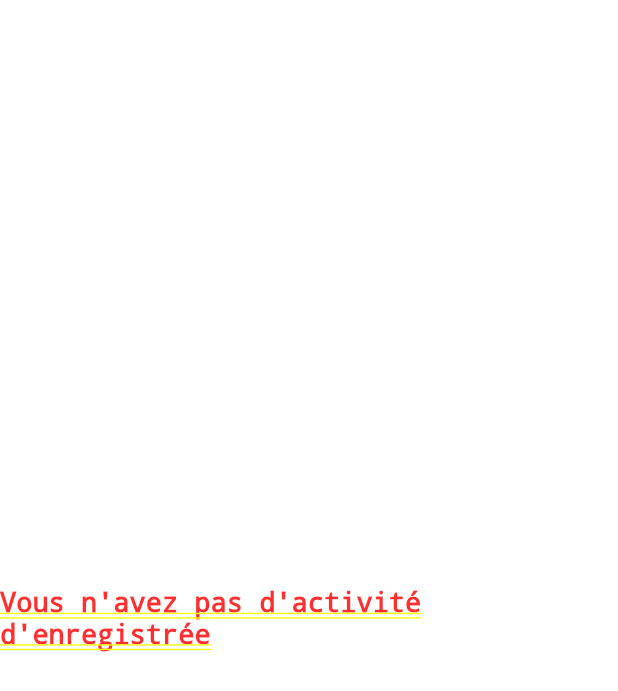
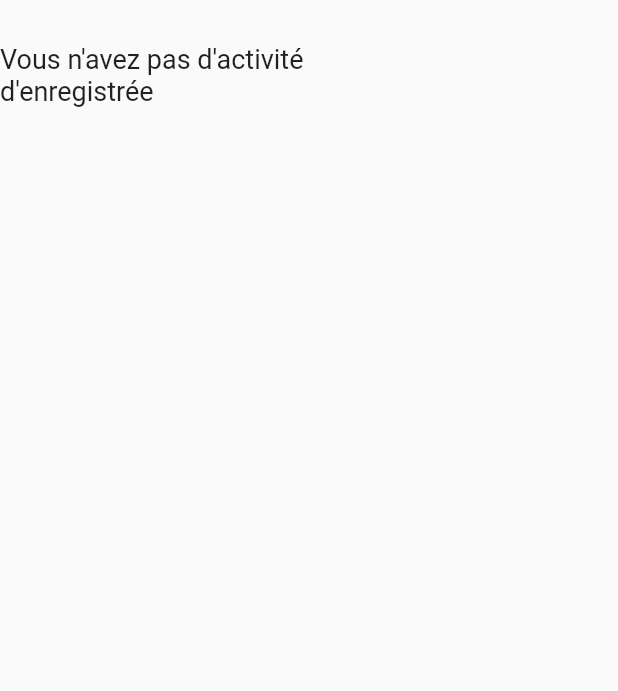
Before and after one commit to Skizaat/ADIAP-Project, a Flutter app: the ActivityScaffold screen opened directly, on a phone screen of 412 x 824 dp. Shown: the top 691 px of the screen. Run offline on Flutter 3.47's test engine with Material 2 defaults, Android fonts, the phone set to English and light mode, and no system bars; our stand-ins replace equatable, shared_preferences, sqflite; accounts and stored records are empty.

Commit message:
fix graphics of activity screen if no activity

```diff
--- a/lib/screens/activity_screen.dart
+++ b/lib/screens/activity_screen.dart
@@ -15,7 +15,8 @@ class ActivityScaffold extends StatelessWidget {
   }
 
   Widget displayActivityWidget(BuildContext context) {
-    return SizedBox(
+    return Scaffold(
+      body: SizedBox(
           width: 300,
           height: 100,
           child: FutureBuilder(
@@ -69,6 +70,7 @@ class ActivityScaffold extends StatelessWidget {
             },
             future: SQLiteDbProvider.db.getAllActivities(),
           )
+      ),
     );
   }
 }
```
Lines whose indentation alone changed are shown as unchanged.
